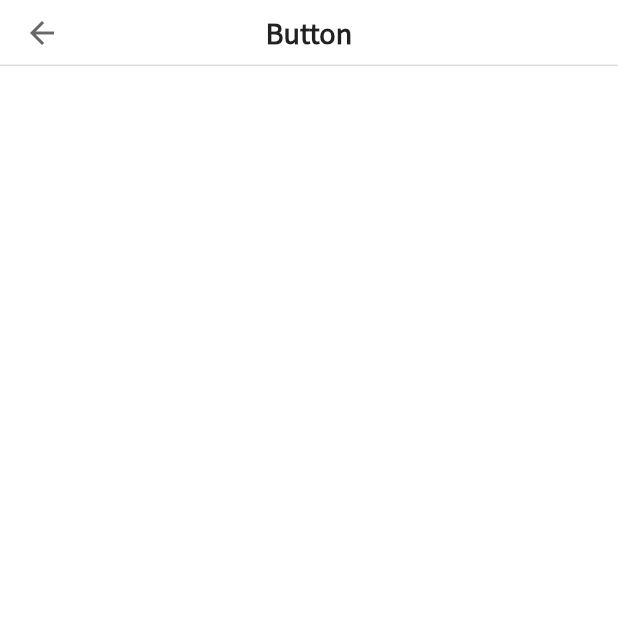
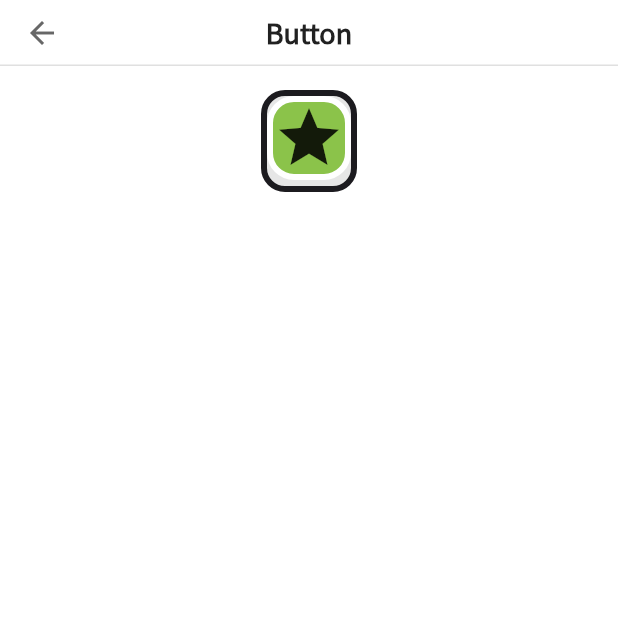
Before and after one commit to henryypin/playground_flutter, a Flutter app: the ButtonPage screen opened by its route, on a phone screen of 412 x 824 dp, the top half of it. Run offline on Flutter 3.47's test engine with Material 3 defaults, Android fonts, the phone set to English and light mode, and no system bars; our stand-ins replace auto_route, equatable, flutter_bloc.

Commit message:
Add PpCartoonButton widget and integrate it into ButtonPage; implement color utility for button styling

```diff
--- a/lib/features/button/button_page.dart
+++ b/lib/features/button/button_page.dart
@@ -3,6 +3,7 @@ import 'package:flutter/material.dart';
 import 'package:auto_route/auto_route.dart';
 
 import 'package:playground_flutter/pp_ui/widgets/app_bar/pp_app_bar.dart';
+import 'package:playground_flutter/pp_ui/widgets/button/pp_cartoon_button.dart';
 
 @RoutePage(name: "ButtonPageRoute")
 class ButtonPage extends StatefulWidget {
@@ -15,15 +16,22 @@ class ButtonPage extends StatefulWidget {
 class _ButtonPageState extends State<ButtonPage> {
   @override
   Widget build(BuildContext context) {
-    return const Scaffold(
-      appBar: PpAppBar(type: .back, title: 'Button'),
+    return Scaffold(
+      appBar: const PpAppBar(type: .back, title: 'Button'),
       body: SingleChildScrollView(
         padding: const .symmetric(vertical: 16, horizontal: 8),
-        child: Center(child: Wrap(spacing: 8, runSpacing: 8, children: [
-
-
+        child: Center(
+          child: Wrap(
+            spacing: 8,
+            runSpacing: 8,
+            children: [
+              PpCartoonButton(
+                backgroundColor: Colors.lightGreen,
+                child: const Icon(Icons.star, size: 48),
+              ),
             ],
-          )),
+          ),
+        ),
       ),
     );
   }
--- /dev/null
+++ b/lib/pp_ui/utils/pp_color_util.dart
@@ -0,0 +1,11 @@
+import 'package:flutter/material.dart';
+
+class PpColorUtil {
+  const PpColorUtil._();
+
+  static Color darken(Color color, [double amount = .1]) {
+    final hsl = HSLColor.fromColor(color);
+    final hslDark = hsl.withLightness((hsl.lightness - amount).clamp(0.0, 1.0));
+    return hslDark.toColor();
+  }
+}
--- /dev/null
+++ b/lib/pp_ui/widgets/button/pp_cartoon_button.dart
@@ -0,0 +1,74 @@
+import 'package:flutter/material.dart';
+
+import 'package:playground_flutter/pp_ui/pp_ui.dart';
+import 'package:playground_flutter/pp_ui/utils/pp_color_util.dart';
+import 'package:playground_flutter/pp_ui/widgets/gesture/pp_press.dart';
+
+class PpCartoonButton extends StatefulWidget {
+  const PpCartoonButton({
+    super.key,
+    this.borderWidth = 4,
+    this.borderRadius = 16,
+    this.outerBorderColor,
+    this.innerBorderColor = Colors.white,
+    this.backgroundColor,
+    this.onTap,
+    required this.child,
+  });
+
+  final double borderWidth;
+
+  final double borderRadius;
+
+  final Color? outerBorderColor;
+
+  final Color innerBorderColor;
+
+  final Color? backgroundColor;
+
+  final VoidCallback? onTap;
+
+  final Widget child;
+
+  @override
+  State<PpCartoonButton> createState() => _PpCartoonButtonState();
+}
+
+class _PpCartoonButtonState extends State<PpCartoonButton>
+    with PpThemedState<PpCartoonButton> {
+  @override
+  Widget build(BuildContext context) {
+    return PpPress(
+      onTap: widget.onTap,
+      child: Container(
+        padding: EdgeInsets.only(bottom: widget.borderWidth),
+        decoration: BoxDecoration(
+          color: PpColorUtil.darken(widget.innerBorderColor),
+          border: Border.all(
+            color: widget.outerBorderColor ?? ppTheme.color.border,
+            width: widget.borderWidth,
+          ),
+          borderRadius: BorderRadius.circular(widget.borderRadius),
+        ),
+        child: Container(
+          decoration: BoxDecoration(
+            color: widget.backgroundColor,
+            border: Border.all(
+              color: widget.innerBorderColor,
+              width: widget.borderWidth,
+            ),
+            borderRadius: BorderRadius.circular(widget.borderRadius + 2),
+          ),
+          child: Stack(
+            children: [
+              widget.child,
+              // Top-left Shine spot
+
+              // Bottom-right Shadow spot
+            ],
+          ),
+        ),
+      ),
+    );
+  }
+}
```
